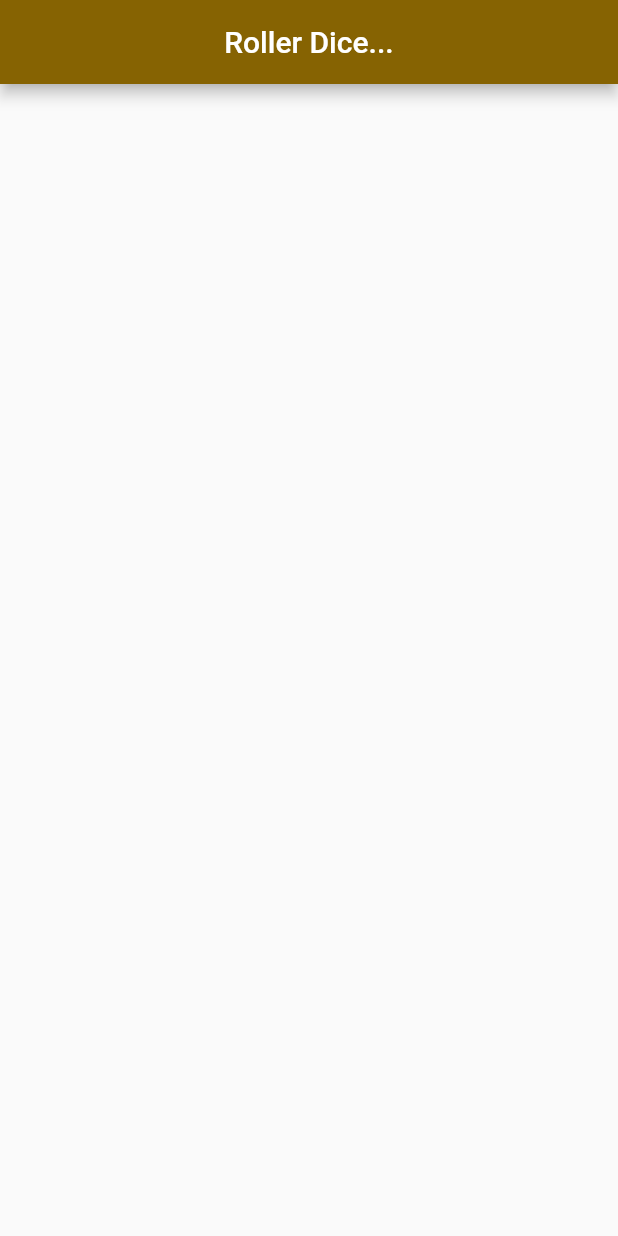
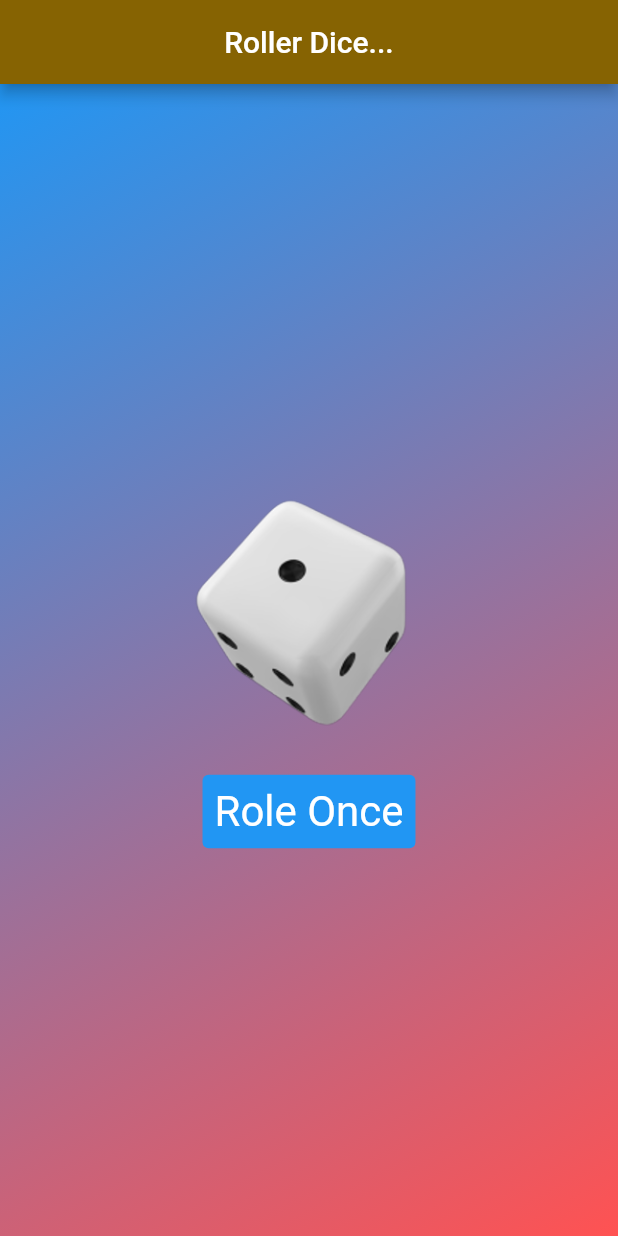
Before and after one commit to sharada-marasinha/roller-dice-game, a Flutter app: the screen it shows after launch, on a phone screen of 412 x 824 dp. Run offline on Flutter 3.47's test engine with Material 2 defaults, Android fonts, the phone set to English and light mode, and no system bars.

Commit message:
add dice

```diff
--- a/lib/app.dart
+++ b/lib/app.dart
@@ -1,4 +1,5 @@
 import 'package:flutter/material.dart';
+import 'package:roller_dice/gradient_container.dart';
 
 class RollediceApp extends StatelessWidget {
   const RollediceApp({super.key});
@@ -12,11 +13,7 @@ class RollediceApp extends StatelessWidget {
           title: const Text('Roller Dice...'),
           centerTitle: true,
         ),
-        body: Container(
-          decoration: BoxDecoration(
-
-          ),
-        ),
+        body: const GradientContainer(),
       ),
     );
   }
--- /dev/null
+++ b/lib/gradient_container.dart
@@ -0,0 +1,21 @@
+import 'package:flutter/material.dart';
+import 'package:roller_dice/roller_dicer.dart';
+
+const beginAlignment = Alignment.topLeft;
+const endAlignment = Alignment.bottomRight;
+
+class GradientContainer extends StatelessWidget {
+  const GradientContainer({super.key});
+  @override
+  Widget build(BuildContext context) {
+    return Container(
+      decoration: const BoxDecoration(
+          gradient: LinearGradient(
+        colors: [Colors.blue, Colors.redAccent],
+        begin: beginAlignment,
+        end: endAlignment,
+      )),
+      child: const Center(child: RollerDice()),
+    );
+  }
+}
--- /dev/null
+++ b/lib/roller_dicer.dart
@@ -0,0 +1,43 @@
+import 'dart:math';
+
+import 'package:flutter/material.dart';
+
+class RollerDice extends StatefulWidget {
+  const RollerDice({super.key});
+  @override
+  State<RollerDice> createState() => _RollerDiceState();
+}
+
+class _RollerDiceState extends State<RollerDice> {
+
+  var diceNum = 1;
+
+  void roll() {
+    setState(() {
+      diceNum = Random().nextInt(6) + 1;
+    });
+  }
+
+  @override
+  Widget build(BuildContext context) {
+    return Column(
+      mainAxisSize: MainAxisSize.min,
+      children: [
+        Image.asset(
+          'assets/images/dice-$diceNum.png',
+          width: 200,
+        ),
+        const SizedBox(
+          height: 20,
+        ),
+        TextButton(
+            onPressed: roll,
+            style: TextButton.styleFrom(
+                backgroundColor: Colors.blue,
+                foregroundColor: Colors.white,
+                textStyle: const TextStyle(fontSize: 28)),
+                child: const Text('Role Once'))
+      ],
+    );
+  }
+}
```
Also changed, not shown: pubspec.yaml (+7 -3 lines), assets/images/dice-1.png (added), assets/images/dice-2.png (added), assets/images/dice-3.png (added), assets/images/dice-4.png (added), assets/images/dice-5.png (added), assets/images/dice-6.png (added).
